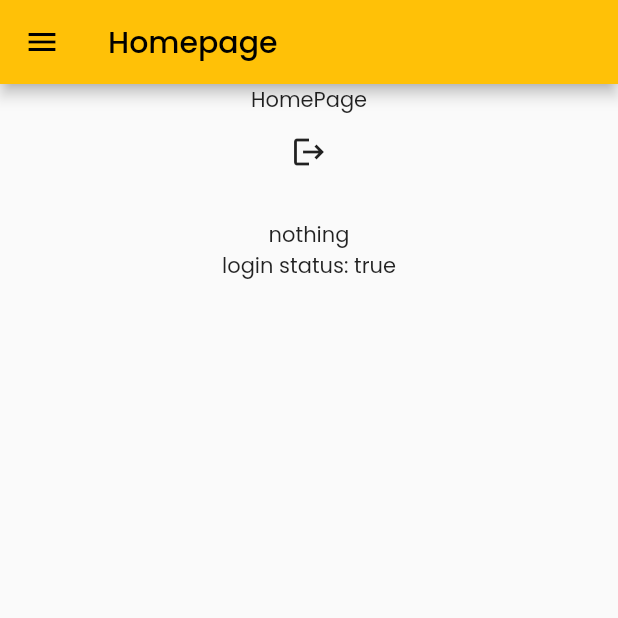
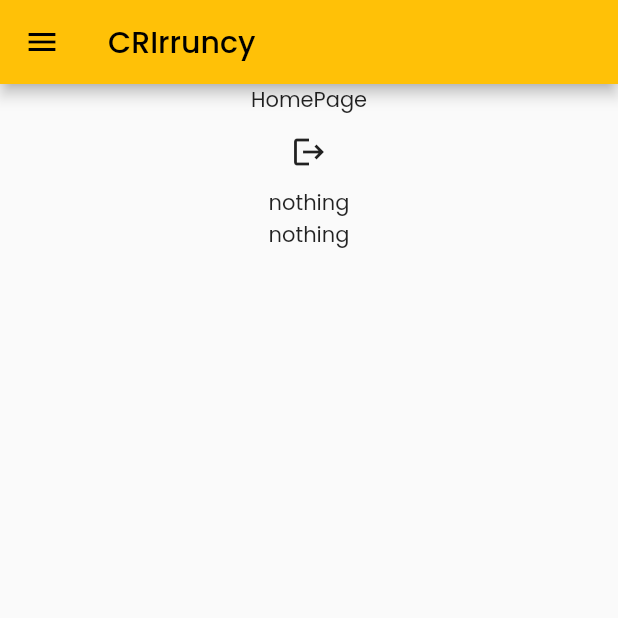
Before and after one commit to i-am-HRISHABH/overBet, a Flutter app: the HomePage screen opened by its route, on a phone screen of 412 x 824 dp, the top half of it. Run offline on Flutter 3.47's test engine with Material 2 defaults, Android fonts, the phone set to English and light mode, and no system bars; our stand-ins replace firebase_auth, firebase_core, google_fonts; accounts and stored records are empty.

Commit message:
2nd commit (removing sharepreferences)

```diff
--- a/lib/main.dart
+++ b/lib/main.dart
@@ -12,7 +12,7 @@ import './utils/my_user.dart';
 
 void main() {
   WidgetsFlutterBinding.ensureInitialized();
-  CurrentUser.init();
+
   runApp(MyApp());
 }
 
@@ -25,12 +25,12 @@ class _MyAppState extends State<MyApp> {
   // const MyApp({ Key? key }) : super(key: key);
   final Future<FirebaseApp> initializeMyFirebaseApp = Firebase.initializeApp();
 
-   bool? isLogin = CurrentUser.getUserLoginStatus();
+  //  bool? isLogin = CurrentUser.getUserLoginStatus();
 
   @override
   void initState() {
     // TODO: implement initState
-    isLogin = CurrentUser.getUserLoginStatus();
+    // isLogin = CurrentUser.getUserLoginStatus();
     super.initState();
   }
 
@@ -53,9 +53,7 @@ class _MyAppState extends State<MyApp> {
           return MaterialApp(
             theme: MyTheme.lightTheme(context),
             //isUserLoggedIn !=null ? isUserLoggedIn ? Home() : SignUp() : SignIn(),
-            home:isLogin != null ? isLogin! ? HomePage() : Login() :
-            Login(),
-            // Login(),
+            home: Login(),
             routes: {
               // "/":(context) => Login(),
               MyRoutes.loginRoute: (context) => Login(),
--- a/lib/pages/homepage.dart
+++ b/lib/pages/homepage.dart
@@ -14,22 +14,21 @@ class HomePage extends StatefulWidget {
 
 class _HomePageState extends State<HomePage> {
   mySignOut() async {
-    CurrentUser.setLoginStatus(false);
+
     await FirebaseAuth.instance.signOut();
     Navigator.pushReplacementNamed(context, MyRoutes.loginRoute);
   }
 
   static dynamic email = 'nothing';
   static String password = 'nothing';
-  static bool? loginStatus = false;
+
 
   @override
   void initState() {
     // TODO: implement initState
     // CurrentUser.init();
-    email = CurrentUser.getUserEmail();
-    password = CurrentUser.getUserPassword()!;
-    loginStatus = CurrentUser.getUserLoginStatus();
+
+
     super.initState();
   }
 
@@ -37,7 +36,7 @@ class _HomePageState extends State<HomePage> {
   Widget build(BuildContext context) {
     return Scaffold(
       drawer: myDrawer(),
-      appBar: AppBar(title: Text('Homepage')),
+      appBar: AppBar(title: Text('CRIrruncy')),
       body: Center(
         child: Column(
           children: [
@@ -49,7 +48,7 @@ class _HomePageState extends State<HomePage> {
                 icon: Icon(Icons.logout)),
             Text(email),
             Text(password),
-            Text('login status: ${loginStatus.toString()}'),
+
           ],
         ),
       ),
--- a/lib/utils/my_user.dart
+++ /dev/null
@@ -1,41 +0,0 @@
-import 'package:flutter/material.dart';
-import 'package:shared_preferences/shared_preferences.dart';
-
-class CurrentUser {
-  static SharedPreferences? mypreferences;
-  static const emailKey = 'emailKey';
-  static const passwordKey = 'paswordKey';
-  static const loginStatusKey = 'loginStatusKey';
-
-  static Future init() async {
-    mypreferences = await SharedPreferences.getInstance();
-  }
-
-  static Future setUserEmail(String? emailValue) async {
-    return await mypreferences?.setString(emailKey, emailValue!);
-  }
-
-  static Future setUserPassword(String? passwordValue) async {
-    return await mypreferences?.setString(passwordKey, passwordValue!);
-  }
-
-   static Future setLoginStatus(bool status) async {
-    return await mypreferences?.setBool(loginStatusKey, status);
-  }
-
-  static String? getUserEmail() {
-    return  mypreferences?.getString(emailKey);
-  }
-
-  static String? getUserPassword() {
-    return  mypreferences?.getString(passwordKey);
-  }
-
-  static bool? getUserLoginStatus(){
-    return mypreferences?.getBool(loginStatusKey);
-  }
-}
-
-/*
-UserCredential(additionalUserInfo: AdditionalUserInfo(isNewUser: false, profile: {}, providerId: null, username: null), credential: null, user: User(displayName: null, email: kumarhrishabh9429@gmail.com, emailVerified: true, isAnonymous: false, metadata: UserMetadata(creationTime: 2022-01-16 16:23:03.048, lastSignInTime: 2022-01-19 23:05:09.636), phoneNumber: null, photoURL: null, providerData, [UserInfo(displayName: null, email: kumarhrishabh9429@gmail.com, phoneNumber: null, photoURL: null, providerId: password, uid: kumarhrishabh9429@gmail.com)], refreshToken: , tenantId: null, uid: En9uBEhncMMg7NM6fSMXmJhdXUg1)
-*/
```
Also changed, not shown: lib/pages/login.dart (+4 -6 lines).
